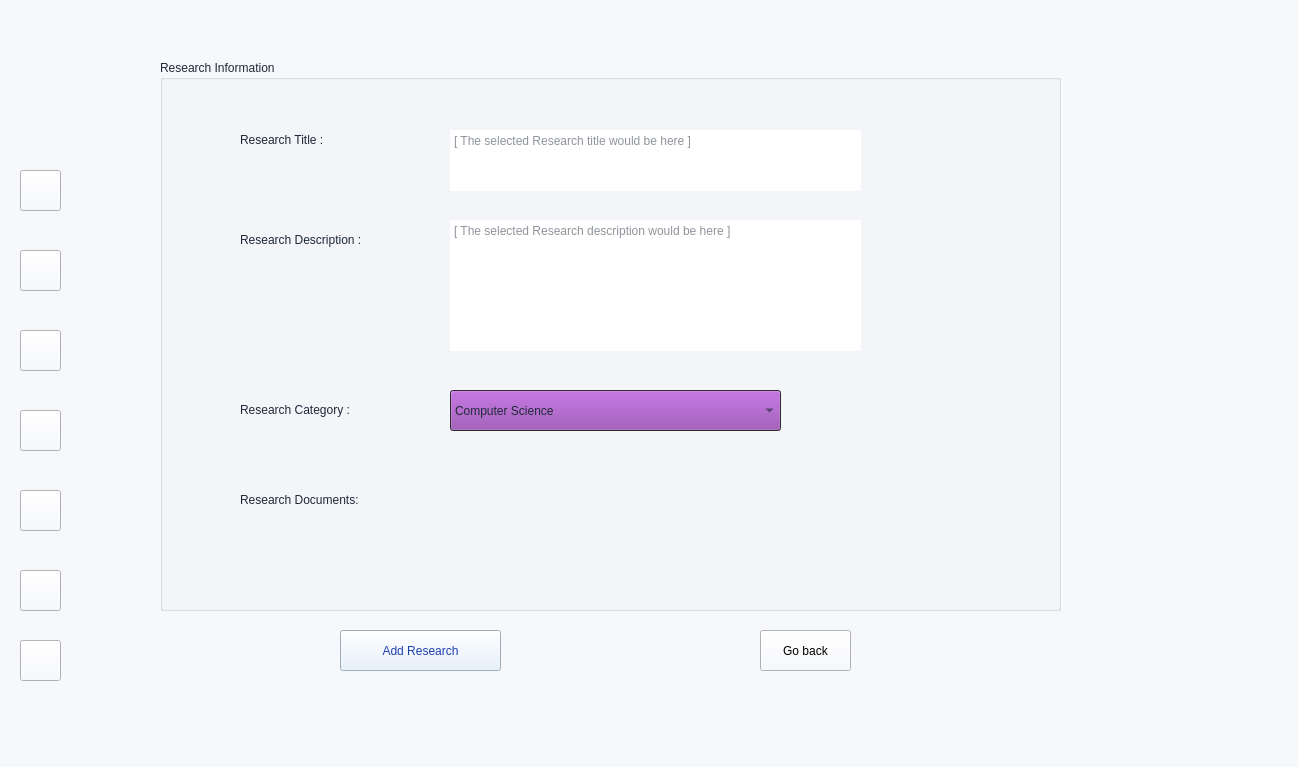
This is mainwindow.ui in Confused-Guy/Smart-research-publication-management as Qt 5 draws it before an edit. The edited form follows.
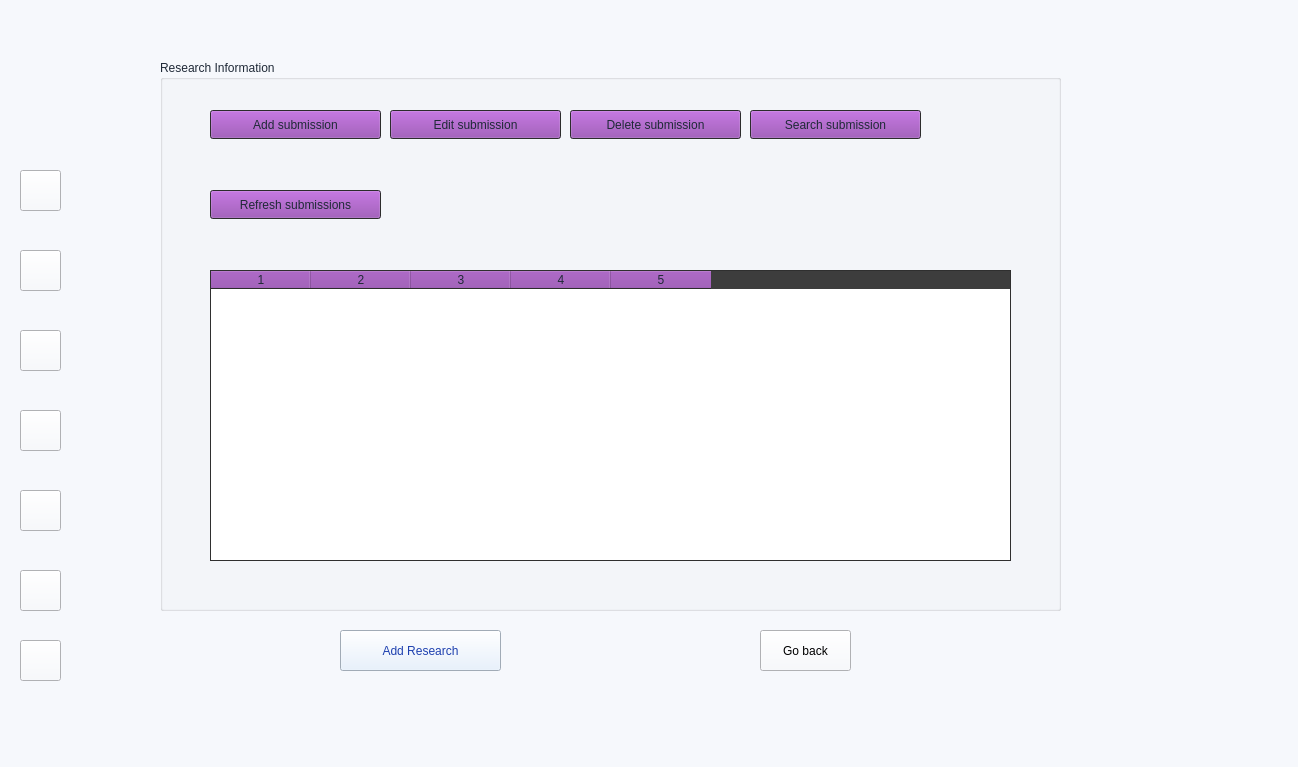
This is the edited form. The open tabs and pages were chosen to show the change. Icons and pictures are not drawn.

Commit message:
Add submission CRUD UI with table widget and file dialogs
- Added QTableWidget to display submissions with ID, Title, Status, Author, Created Date
- Implemented file dialogs for manuscript and citation (CLOB) fields
- Added search functionality with title filter
- Improved error handling and validation
- Fixed table row selection to track editing state
- Wired refresh button to reload submissions
- Added proper headers and non-editable table cells

```diff
--- a/mainwindow.ui
+++ b/mainwindow.ui
@@ -8927,126 +8927,106 @@
         <bool>false</bool>
        </property>
       </widget>
-      <widget class="QTextEdit" name="textEdit_4">
+      <widget class="QPushButton" name="deleteSubmissionBtn">
        <property name="geometry">
         <rect>
-         <x>290</x>
-         <y>160</y>
-         <width>411</width>
-         <height>131</height>
+         <x>410</x>
+         <y>50</y>
+         <width>171</width>
+         <height>29</height>
         </rect>
        </property>
-       <property name="cursor" stdset="0">
-        <cursorShape>IBeamCursor</cursorShape>
+       <property name="text">
+        <string>Delete submission</string>
        </property>
-       <property name="frameShape">
-        <enum>QFrame::Shape::NoFrame</enum>
+       <property name="icon">
+        <iconset>
+         <normaloff>icons/delete.svg</normaloff>icons/delete.svg</iconset>
        </property>
-       <property name="lineWidth">
-        <number>9</number>
-       </property>
-       <property name="placeholderText">
-        <string>[ The selected Research description would be here ]</string>
-       </property>
       </widget>
-      <widget class="QLabel" name="label_18">
+      <widget class="QPushButton" name="addSubmissionBtn">
        <property name="geometry">
         <rect>
-         <x>80</x>
-         <y>70</y>
-         <width>131</width>
-         <height>19</height>
+         <x>50</x>
+         <y>50</y>
+         <width>171</width>
+         <height>29</height>
         </rect>
        </property>
        <property name="text">
-        <string>Research Title :</string>
+        <string>Add submission</string>
        </property>
       </widget>
-      <widget class="QLabel" name="label_19">
+      <widget class="QPushButton" name="searchSubmissionBtn">
        <property name="geometry">
         <rect>
-         <x>80</x>
-         <y>170</y>
+         <x>590</x>
+         <y>50</y>
          <width>171</width>
-         <height>19</height>
+         <height>29</height>
         </rect>
        </property>
        <property name="text">
-        <string>Research Description :</string>
+        <string>Search submission</string>
        </property>
       </widget>
-      <widget class="QLabel" name="label_20">
+      <widget class="QPushButton" name="refreshSubmissionBtn">
        <property name="geometry">
         <rect>
-         <x>80</x>
-         <y>430</y>
-         <width>211</width>
-         <height>19</height>
+         <x>50</x>
+         <y>130</y>
+         <width>171</width>
+         <height>29</height>
         </rect>
        </property>
        <property name="text">
-        <string>Research Documents:</string>
+        <string>Refresh submissions</string>
        </property>
+       <property name="icon">
+        <iconset>
+         <normaloff>icons/refresh-cw.svg</normaloff>icons/refresh-cw.svg</iconset>
+       </property>
+       <property name="checkable">
+        <bool>false</bool>
+       </property>
       </widget>
-      <widget class="QLabel" name="label_21">
+      <widget class="QPushButton" name="editSubmissionBtn">
        <property name="geometry">
         <rect>
-         <x>80</x>
-         <y>340</y>
-         <width>161</width>
-         <height>19</height>
+         <x>230</x>
+         <y>50</y>
+         <width>171</width>
+         <height>29</height>
         </rect>
        </property>
        <property name="text">
-        <string>Research Category :</string>
+        <string>Edit submission</string>
        </property>
-      </widget>
-      <widget class="QComboBox" name="comboBox">
-       <property name="geometry">
-        <rect>
-         <x>290</x>
-         <y>330</y>
-         <width>331</width>
-         <height>41</height>
-        </rect>
+       <property name="icon">
+        <iconset>
+         <normaloff>icons/edit-3.svg</normaloff>icons/edit-3.svg</iconset>
        </property>
-       <item>
-        <property name="text">
-         <string>Computer Science</string>
-        </property>
-       </item>
-       <item>
-        <property name="text">
-         <string>Biology</string>
-        </property>
-       </item>
-       <item>
-        <property name="text">
-         <string>Physics</string>
-        </property>
-       </item>
       </widget>
-      <widget class="QTextEdit" name="textEdit_6">
+      <widget class="QTableWidget" name="submissionTableWidget_2">
        <property name="geometry">
         <rect>
-         <x>290</x>
-         <y>70</y>
-         <width>411</width>
-         <height>61</height>
+         <x>50</x>
+         <y>210</y>
+         <width>801</width>
+         <height>291</height>
         </rect>
        </property>
-       <property name="cursor" stdset="0">
-        <cursorShape>IBeamCursor</cursorShape>
+       <property name="rowCount">
+        <number>0</number>
        </property>
-       <property name="frameShape">
-        <enum>QFrame::Shape::NoFrame</enum>
+       <property name="columnCount">
+        <number>5</number>
        </property>
-       <property name="lineWidth">
-        <number>9</number>
-       </property>
-       <property name="placeholderText">
-        <string>[ The selected Research title would be here ]</string>
-       </property>
+       <column/>
+       <column/>
+       <column/>
+       <column/>
+       <column/>
       </widget>
      </widget>
     </widget>
```
Left out of the diff: 116 changed lines with no effect on the pictures. The commit also changes 2 other files.
